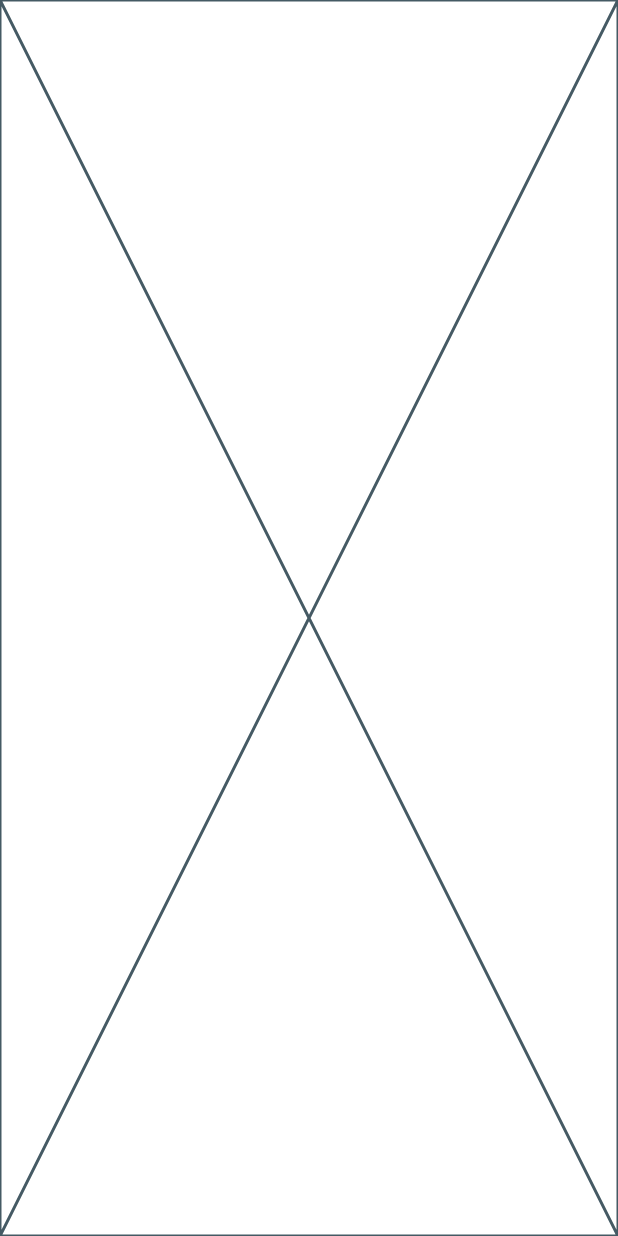
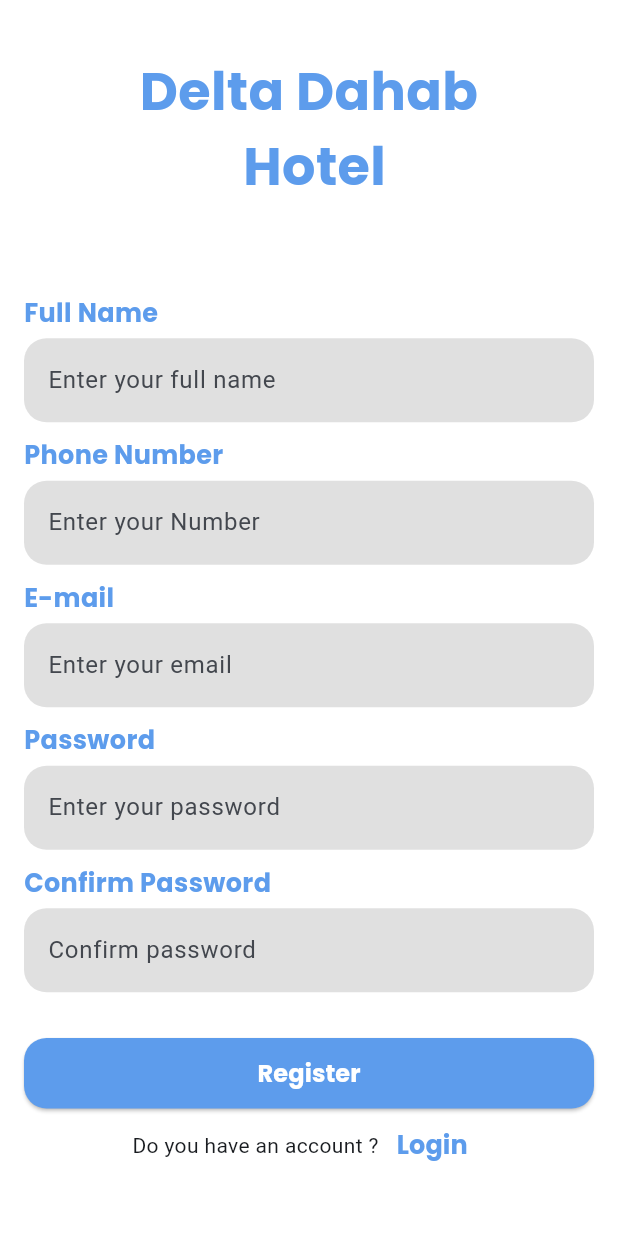
Before and after one commit to MahmoudHassan9/hotel_app, a Flutter app: the screen it shows after launch, after a tap on "Login", after a tap on "Register", on a phone screen of 412 x 824 dp. Run offline on Flutter 3.47's test engine with Material 3 defaults, Android fonts, the phone set to English and light mode, and no system bars; our stand-ins replace google_fonts.

Commit message:
+ register-ui & update loginTitle

```diff
--- a/lib/presentation/screens/auth/login/view/login_view.dart
+++ b/lib/presentation/screens/auth/login/view/login_view.dart
@@ -49,7 +49,7 @@ class _LoginViewState extends State<LoginView> {
                 mainAxisAlignment: MainAxisAlignment.center,
                 children: [
                   Text(
-                    'Delta Dahab \n Hotel',
+                    'Welcome \n back !',
                     textAlign: TextAlign.center,
                     style: AppStyles.appBar.copyWith(
                       fontSize: 35,
--- a/lib/presentation/screens/auth/register/view/register_view.dart
+++ b/lib/presentation/screens/auth/register/view/register_view.dart
@@ -1,10 +1,171 @@
-import 'package:flutter/cupertino.dart';
+import 'package:flutter/material.dart';
+import 'package:hotel_app/core/extensions/validate_ex.dart';
 
-class RegisterView extends StatelessWidget {
+import '../../../../../core/utils/app_colors.dart';
+import '../../../../../core/utils/app_styles.dart';
+import '../../../../../routing/routes.dart';
+import '../../../../common/widgets/custom_button.dart';
+import '../../../../common/widgets/title_and_text_form_field.dart';
+
+class RegisterView extends StatefulWidget {
   const RegisterView({super.key});
 
   @override
+  State<RegisterView> createState() => _RegisterViewState();
+}
+
+class _RegisterViewState extends State<RegisterView> {
+  late TextEditingController fullNameController;
+  late TextEditingController phoneNumberController;
+  late TextEditingController emailController;
+  late TextEditingController passwordController;
+  late TextEditingController confirmPasswordController;
+  GlobalKey<FormState> formKey = GlobalKey();
+
+  @override
+  void initState() {
+    super.initState();
+    fullNameController = TextEditingController();
+    phoneNumberController = TextEditingController();
+    emailController = TextEditingController();
+    passwordController = TextEditingController();
+    confirmPasswordController = TextEditingController();
+  }
+
+  @override
+  void dispose() {
+    super.dispose();
+    fullNameController.dispose();
+    phoneNumberController.dispose();
+    emailController.dispose();
+    passwordController.dispose();
+    confirmPasswordController.dispose();
+  }
+
+  @override
   Widget build(BuildContext context) {
-    return const Placeholder();
+    return Scaffold(
+      body: Center(
+        child: Padding(
+          padding: const EdgeInsets.all(16.0),
+          child: SingleChildScrollView(
+            child: Form(
+              key: formKey,
+              child: Column(
+                mainAxisAlignment: MainAxisAlignment.center,
+                children: [
+                  Text(
+                    'Delta Dahab \n Hotel',
+                    textAlign: TextAlign.center,
+                    style: AppStyles.appBar.copyWith(
+                      fontSize: 35,
+                      color: AppColors.blue,
+                    ),
+                  ),
+                  const SizedBox(
+                    height: 60,
+                  ),
+                  TitleAndTextFormField(
+                    fullNameController: fullNameController,
+                    title: 'Full Name',
+                    hint: 'Enter your full name',
+                    validator: (input) {
+                      if (input == null || input.trim().isEmpty) {
+                        return 'name is required';
+                      }
+                      return null;
+                    },
+                  ),
+                  TitleAndTextFormField(
+                    fullNameController: phoneNumberController,
+                    title: 'Phone Number',
+                    hint: 'Enter your Number',
+                    validator: (input) {
+                      if (input == null || input.trim().isEmpty) {
+                        return 'phone number is required';
+                      }
+                      return null;
+                    },
+                  ),
+                  TitleAndTextFormField(
+                    fullNameController: emailController,
+                    title: 'E-mail',
+                    hint: 'Enter your email',
+                    validator: (input) {
+                      if (input == null || input.trim().isEmpty) {
+                        return 'email is required';
+                      } else if (!input.validate) {
+                        return 'email should be formatted';
+                      }
+                      return null;
+                    },
+                  ),
+                  TitleAndTextFormField(
+                    fullNameController: passwordController,
+                    title: 'Password',
+                    hint: 'Enter your password',
+                    isObscure: true,
+                    validator: (input) {
+                      if (input == null || input.trim().isEmpty) {
+                        return 'password is required';
+                      }
+                      return null;
+                    },
+                  ),
+                  TitleAndTextFormField(
+                    fullNameController: confirmPasswordController,
+                    title: 'Confirm Password',
+                    hint: 'Confirm password',
+                    isObscure: true,
+                    validator: (input) {
+                      if (input == null || input.trim().isEmpty) {
+                        return 'confirm password is required';
+                      } else if (passwordController.text != input) {
+                        return "password doesn't match";
+                      }
+                      return null;
+                    },
+                  ),
+                 const SizedBox(
+                    height: 20,
+                  ),
+                  SizedBox(
+                    width: double.maxFinite,
+                    child: CustomButton(
+                      text: 'Register',
+                      onPressed: () async {
+                        if (!formKey.currentState!.validate()) return;
+                      },
+                    ),
+                  ),
+                  Row(
+                    mainAxisAlignment: MainAxisAlignment.center,
+                    children: [
+                      const Text(
+                        'Do you have an account ?',
+                      ),
+                      TextButton(
+                        onPressed: () {
+                          Navigator.pushReplacementNamed(
+                            context,
+                            AppRoutes.login,
+                          );
+                        },
+                        child: Text(
+                          'Login',
+                          style: AppStyles.settingsTabLabel.copyWith(
+                            color: AppColors.blue,
+                          ),
+                        ),
+                      ),
+                    ],
+                  )
+                ],
+              ),
+            ),
+          ),
+        ),
+      ),
+    );
   }
 }
```
